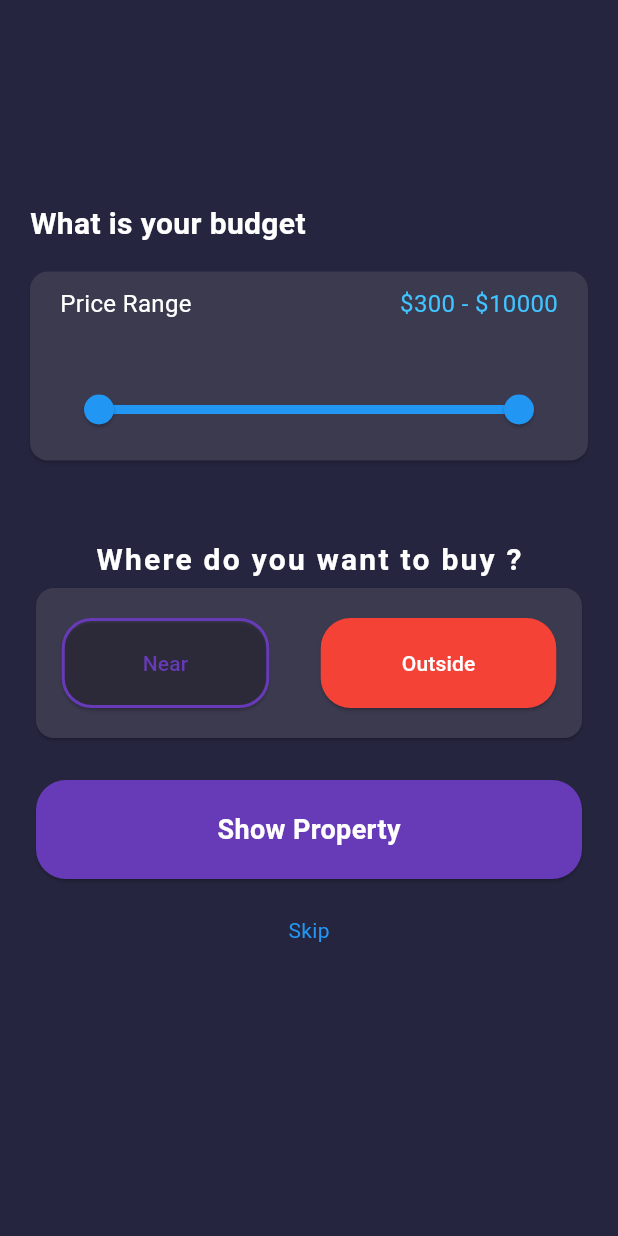
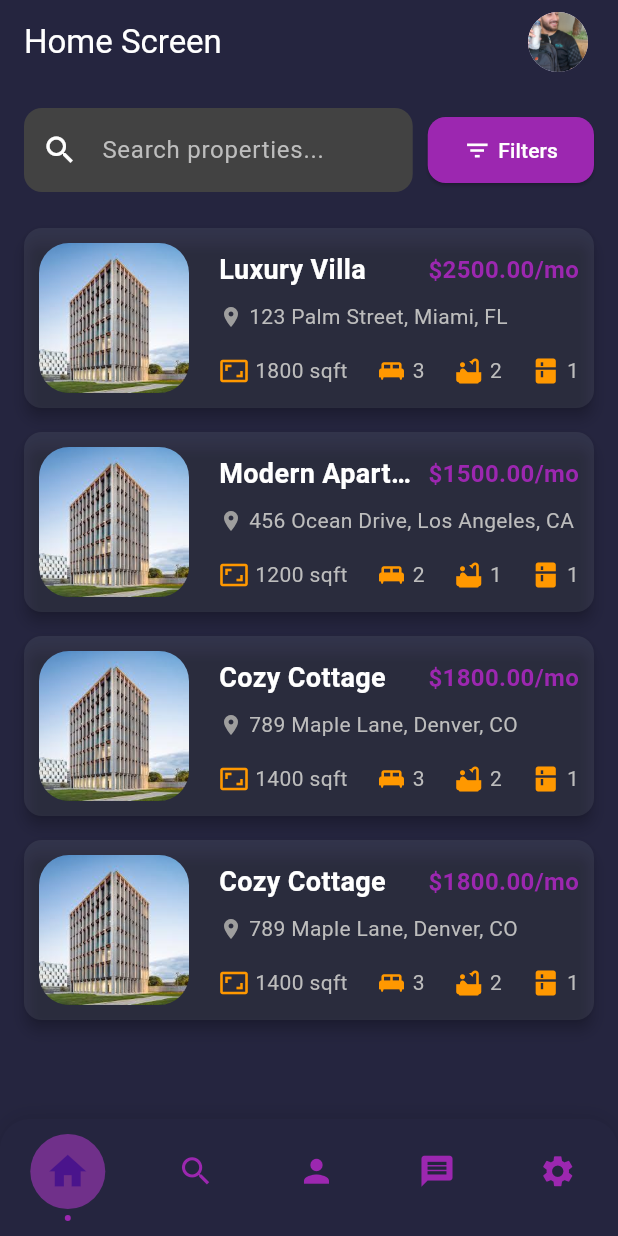
Before and after one commit to Ali-Hadi-Ismail/darlink, a Flutter app: the screen it shows after launch, on a phone screen of 412 x 824 dp. Run offline on Flutter 3.47's test engine with Material 3 defaults, Android fonts, the phone set to English and light mode, and no system bars; our stand-ins replace font_awesome_flutter.

Commit message:
home laylout and screen

```diff
--- /dev/null
+++ b/lib/layout/home_layout.dart
@@ -0,0 +1,121 @@
+import 'package:darlink/constants/colors/app_color.dart';
+import 'package:darlink/modules/home_screen.dart';
+import 'package:darlink/modules/profile_screen.dart';
+import 'package:darlink/modules/setting_screen.dart';
+import 'package:flutter/material.dart';
+
+class HomeLayout extends StatefulWidget {
+  @override
+  _HomeLayoutState createState() => _HomeLayoutState();
+}
+
+class _HomeLayoutState extends State<HomeLayout>
+    with SingleTickerProviderStateMixin {
+  int _selectedIndex = 0;
+
+  final List<Widget> _pages = [
+    const HomeScreen(),
+    Center(
+        child: Text(
+      'Search Page',
+      style: TextStyle(color: Colors.white),
+    )),
+    const ProfileScreen(),
+    Center(
+        child: Text(
+      'Messages Page',
+      style: TextStyle(color: Colors.white),
+    )),
+    const SettingScreen(),
+  ];
+
+  void _onItemTapped(int index) {
+    setState(() {
+      _selectedIndex = index;
+    });
+  }
+
+  Widget _buildBottomNavigationBarItem({
+    required IconData icon,
+    required int index,
+  }) {
+    final bool isSelected = _selectedIndex == index;
+
+    return GestureDetector(
+      onTap: () => _onItemTapped(index),
+      child: Column(
+        mainAxisSize: MainAxisSize.min,
+        children: [
+          AnimatedContainer(
+            duration: const Duration(milliseconds: 300),
+            curve: Curves.easeInOut,
+            height: isSelected ? 50 : 40, // Bubble effect
+            width: isSelected ? 50 : 40,
+            decoration: BoxDecoration(
+              color: isSelected
+                  ? Colors.purpleAccent.withOpacity(0.4)
+                  : Colors.transparent,
+              shape: BoxShape.circle,
+            ),
+            child: Icon(icon,
+                color: (isSelected) ? Colors.purple.shade900 : Colors.purple,
+                size: isSelected ? 30 : 25),
+          ),
+          const SizedBox(height: 4),
+          AnimatedOpacity(
+            duration: const Duration(milliseconds: 300),
+            opacity: isSelected ? 1.0 : 0.0,
+            child: Container(
+              height: 4,
+              width: 4,
+              decoration: const BoxDecoration(
+                color: Colors.purple,
+                shape: BoxShape.circle,
+              ),
+            ),
+          ),
+        ],
+      ),
+    );
+  }
+
+  @override
+  Widget build(BuildContext context) {
+    return Scaffold(
+      backgroundColor: backGroundColor,
+      body: AnimatedSwitcher(
+        duration: const Duration(milliseconds: 500), // Smooth page transition
+        switchInCurve: Curves.easeInOut,
+        switchOutCurve: Curves.easeInOut,
+        child: _pages[_selectedIndex],
+      ),
+      bottomNavigationBar: Container(
+        padding: const EdgeInsets.symmetric(vertical: 10),
+        decoration: BoxDecoration(
+          color: backGroundColor,
+          borderRadius: const BorderRadius.only(
+            topLeft: Radius.circular(20), // Rounded top corners
+            topRight: Radius.circular(20),
+          ),
+          boxShadow: [
+            BoxShadow(
+              color: Colors.black.withOpacity(0.1),
+              blurRadius: 10,
+              offset: const Offset(0, -2),
+            ),
+          ],
+        ),
+        child: Row(
+          mainAxisAlignment: MainAxisAlignment.spaceAround,
+          children: [
+            _buildBottomNavigationBarItem(icon: Icons.home, index: 0),
+            _buildBottomNavigationBarItem(icon: Icons.search, index: 1),
+            _buildBottomNavigationBarItem(icon: Icons.person, index: 2),
+            _buildBottomNavigationBarItem(icon: Icons.message, index: 3),
+            _buildBottomNavigationBarItem(icon: Icons.settings, index: 4),
+          ],
+        ),
+      ),
+    );
+  }
+}
--- a/lib/main.dart
+++ b/lib/main.dart
@@ -1,3 +1,4 @@
+import 'package:darlink/layout/home_layout.dart';
 import 'package:darlink/modules/intro_screens/budget_screen.dart';
 import 'package:darlink/modules/profile_screen.dart';
 import 'package:flutter/material.dart';
@@ -18,7 +19,7 @@ class MyApp extends StatelessWidget {
       theme: ThemeData(
         useMaterial3: true,
       ),
-      home: BudgetScreen(),
+      home: HomeLayout(),
     );
   }
 }
--- /dev/null
+++ b/lib/modules/home_screen.dart
@@ -0,0 +1,143 @@
+import 'package:darlink/constants/colors/app_color.dart';
+import 'package:darlink/modules/profile_screen.dart';
+import 'package:darlink/shared/widgets/propertyCard.dart';
+import 'package:flutter/material.dart';
+
+class HomeScreen extends StatefulWidget {
+  const HomeScreen({super.key});
+
+  @override
+  State<HomeScreen> createState() => _HomeScreenState();
+}
+
+class _HomeScreenState extends State<HomeScreen> {
+  @override
+  Widget build(BuildContext context) {
+    return Scaffold(
+      backgroundColor: backGroundColor,
+      appBar: AppBar(
+        backgroundColor: backGroundColor,
+        title: const Text(
+          "Home Screen",
+          style: TextStyle(color: Colors.white),
+        ),
+        actions: [
+          Container(
+            margin: EdgeInsets.only(right: 20),
+            child: CircleAvatar(
+              backgroundImage: AssetImage(
+                "assets/images/mounir.jpg",
+              ),
+            ),
+          )
+        ],
+      ),
+      body: Column(
+        crossAxisAlignment: CrossAxisAlignment.start,
+        children: [
+          // Search Bar and Filter Button
+          Padding(
+            padding: const EdgeInsets.all(16.0),
+            child: Row(
+              children: [
+                // Search Field
+                Expanded(
+                  child: TextFormField(
+                    decoration: InputDecoration(
+                      hintText: "Search properties...",
+                      hintStyle: TextStyle(color: Colors.grey[400]),
+                      filled: true,
+                      fillColor: Colors.grey[800],
+                      border: OutlineInputBorder(
+                        borderRadius: BorderRadius.circular(12),
+                        borderSide: BorderSide.none,
+                      ),
+                      prefixIcon: const Icon(Icons.search, color: Colors.white),
+                    ),
+                    style: const TextStyle(color: Colors.white),
+                  ),
+                ),
+                const SizedBox(width: 10),
+                // Filter Button
+                ElevatedButton(
+                  onPressed: () {
+                    // Add filter functionality here
+                  },
+                  style: ElevatedButton.styleFrom(
+                    backgroundColor: Colors.purple, // Purple background
+                    shape: RoundedRectangleBorder(
+                      borderRadius: BorderRadius.circular(12),
+                    ),
+                  ),
+                  child: Container(
+                    padding: const EdgeInsets.symmetric(vertical: 12),
+                    child: Row(
+                      children: [
+                        const Icon(Icons.filter_list, color: Colors.white),
+                        SizedBox(width: 5),
+                        Text(
+                          "Filters",
+                          style: TextStyle(color: Colors.white),
+                        )
+                      ],
+                    ),
+                  ),
+                ),
+              ],
+            ),
+          ),
+
+          // Property List
+          Expanded(
+            child: SingleChildScrollView(
+              child: Column(
+                children: [
+                  PropertyCard(
+                    imageUrl: 'assets/images/building.jpg',
+                    name: 'Luxury Villa',
+                    price: 2500.00,
+                    address: '123 Palm Street, Miami, FL',
+                    size: 1800,
+                    bedrooms: 3,
+                    bathrooms: 2,
+                    kitchens: 1,
+                  ),
+                  PropertyCard(
+                    imageUrl: 'assets/images/building.jpg',
+                    name: 'Modern Apartment',
+                    price: 1500.00,
+                    address: '456 Ocean Drive, Los Angeles, CA',
+                    size: 1200,
+                    bedrooms: 2,
+                    bathrooms: 1,
+                    kitchens: 1,
+                  ),
+                  PropertyCard(
+                    imageUrl: 'assets/images/building.jpg',
+                    name: 'Cozy Cottage',
+                    price: 1800.00,
+                    address: '789 Maple Lane, Denver, CO',
+                    size: 1400,
+                    bedrooms: 3,
+                    bathrooms: 2,
+                    kitchens: 1,
+                  ),
+                  PropertyCard(
+                    imageUrl: 'assets/images/building.jpg',
+                    name: 'Cozy Cottage',
+                    price: 1800.00,
+                    address: '789 Maple Lane, Denver, CO',
+                    size: 1400,
+                    bedrooms: 3,
+                    bathrooms: 2,
+                    kitchens: 1,
+                  ),
+                ],
+              ),
+            ),
+          ),
+        ],
+      ),
+    );
+  }
+}
--- a/lib/modules/profile_screen.dart
+++ b/lib/modules/profile_screen.dart
@@ -1,3 +1,4 @@
+import 'package:darlink/shared/widgets/propertyCard.dart';
 import 'package:flutter/material.dart';
 import 'package:darlink/constants/colors/app_color.dart';
 import 'package:font_awesome_flutter/font_awesome_flutter.dart';
@@ -101,7 +102,7 @@ class ProfileScreen extends StatelessWidget {
             // Property List
             // In your ListView.builder or anywhere else:
             PropertyCard(
-              imageUrl: 'https://example.com/property1.jpg',
+              imageUrl: 'assets/images/building.jpg',
               name: 'Luxury Villa',
               price: 2500.00,
               address: '123 Palm Street, Miami, FL',
@@ -111,7 +112,7 @@ class ProfileScreen extends StatelessWidget {
               kitchens: 1,
             ),
             PropertyCard(
-              imageUrl: 'https://example.com/property1.jpg',
+              imageUrl: 'assets/images/building.jpg',
               name: 'Luxury Villa',
               price: 2500.00,
               address: '123 Palm Street, Miami, FL',
@@ -121,7 +122,7 @@ class ProfileScreen extends StatelessWidget {
               kitchens: 1,
             ),
             PropertyCard(
-              imageUrl: 'https://example.com/property1.jpg',
+              imageUrl: 'assets/images/building.jpg',
               name: 'Luxury Villa',
               price: 2500.00,
               address: '123 Palm Street, Miami, FL',
@@ -131,7 +132,7 @@ class ProfileScreen extends StatelessWidget {
               kitchens: 1,
             ),
             PropertyCard(
-              imageUrl: 'https://example.com/property1.jpg',
+              imageUrl: 'assets/images/building.jpg',
               name: 'Luxury Villa',
               price: 2500.00,
               address: '123 Palm Street, Miami, FL',
@@ -179,136 +180,3 @@ class ProfileScreen extends StatelessWidget {
     );
   }
 }
-
-class PropertyCard extends StatelessWidget {
-  final String imageUrl;
-  final String name;
-  final double price;
-  final String address;
-  final double size;
-  final int bedrooms;
-  final int bathrooms;
-  final int kitchens;
-
-  const PropertyCard({
-    super.key,
-    required this.imageUrl,
-    required this.name,
-    required this.price,
-    required this.address,
-    required this.size,
-    required this.bedrooms,
-    required this.bathrooms,
-    required this.kitchens,
-  });
-
-  @override
-  Widget build(BuildContext context) {
-    return Card(
-      color: Colors.blueGrey.shade200.withOpacity(0.1),
-      margin: const EdgeInsets.symmetric(horizontal: 16, vertical: 8),
-      shape: RoundedRectangleBorder(
-        borderRadius: BorderRadius.circular(12),
-      ),
-      elevation: 4,
-      child: Row(
-        children: [
-          // Property Image
-          Container(
-            padding: const EdgeInsets.all(10),
-            child: ClipRRect(
-              borderRadius: const BorderRadius.all(Radius.circular(20)),
-              child: Image.asset(
-                'assets/images/building.jpg',
-                fit: BoxFit.cover,
-                width: 100,
-              ),
-            ),
-          ),
-
-          Expanded(
-            child: Padding(
-              padding: const EdgeInsets.symmetric(horizontal: 10, vertical: 8),
-              child: Column(
-                crossAxisAlignment: CrossAxisAlignment.start,
-                children: [
-                  Row(
-                    mainAxisAlignment: MainAxisAlignment
-                        .spaceBetween, // Ensures proper spacing
-                    children: [
-                      Expanded(
-                        child: Text(
-                          name,
-                          style: const TextStyle(
-                            fontSize: 18,
-                            color: Colors.white,
-                            fontWeight: FontWeight.bold,
-                          ),
-                          overflow: TextOverflow.ellipsis, // Prevents overflow
-                        ),
-                      ),
-                      const SizedBox(
-                          width: 8), // Adds space between name and price
-                      Text(
-                        '\$${price.toStringAsFixed(2)}/mo',
-                        style: TextStyle(
-                          fontSize: 16,
-                          fontWeight: FontWeight.bold,
-                          color: Colors.purple,
-                        ),
-                      ),
-                    ],
-                  ),
-
-                  const SizedBox(height: 8),
-
-                  Row(
-                    children: [
-                      Icon(
-                        FontAwesomeIcons.mapMarkerAlt,
-                        size: 16,
-                        color: Colors.grey[500],
-                      ),
-                      const SizedBox(width: 4),
-                      Text(
-                        address,
-                        style: TextStyle(
-                          fontSize: 14,
-                          color: Colors.grey[400],
-                        ),
-                      ),
-                    ],
-                  ),
-
-                  const SizedBox(height: 16),
-
-                  // Property Features
-                  Row(
-                    mainAxisAlignment: MainAxisAlignment.spaceBetween,
-                    children: [
-                      _buildFeatureItem(Icons.aspect_ratio,
-                          '${size.toStringAsFixed(0)} sqft'),
-                      _buildFeatureItem(Icons.king_bed, '$bedrooms'),
-                      _buildFeatureItem(Icons.bathtub, '$bathrooms'),
-                      _buildFeatureItem(Icons.kitchen, '$kitchens'),
-                    ],
-                  ),
-                ],
-              ),
-            ),
-          ),
-        ],
-      ),
-    );
-  }
-
-  Widget _buildFeatureItem(IconData icon, String text) {
-    return Row(
-      children: [
-        Icon(icon, size: 20, color: Colors.orange),
-        const SizedBox(width: 4),
-        Text(text, style: TextStyle(fontSize: 14, color: Colors.grey[400])),
-      ],
-    );
-  }
-}
--- /dev/null
+++ b/lib/shared/widgets/propertyCard.dart
@@ -0,0 +1,123 @@
+import 'package:flutter/material.dart';
+
+class PropertyCard extends StatelessWidget {
+  final String imageUrl;
+  final String name;
+  final double price;
+  final String address;
+  final double size;
+  final int bedrooms;
+  final int bathrooms;
+  final int kitchens;
+
+  const PropertyCard({
+    super.key,
+    required this.imageUrl,
+    required this.name,
+    required this.price,
+    required this.address,
+    required this.size,
+    required this.bedrooms,
+    required this.bathrooms,
+    required this.kitchens,
+  });
+
+  @override
+  Widget build(BuildContext context) {
+    return Card(
+      color: Colors.blueGrey.shade200.withOpacity(0.1),
+      margin: const EdgeInsets.symmetric(horizontal: 16, vertical: 8),
+      shape: RoundedRectangleBorder(
+        borderRadius: BorderRadius.circular(12),
+      ),
+      elevation: 4,
+      child: Row(
+        children: [
+          // Property Image
+          Container(
+            padding: const EdgeInsets.all(10),
+            child: ClipRRect(
+              borderRadius: const BorderRadius.all(Radius.circular(20)),
+              child: Image.asset(
+                imageUrl,
+                fit: BoxFit.cover,
+                width: 100,
+                height: 100,
+              ),
+            ),
+          ),
+
+          // Property Details
+          Expanded(
+            child: Padding(
+              padding: const EdgeInsets.symmetric(horizontal: 10, vertical: 8),
+              child: Column(
+                crossAxisAlignment: CrossAxisAlignment.start,
+                children: [
+                  Row(
+                    mainAxisAlignment: MainAxisAlignment.spaceBetween,
+                    children: [
+                      Expanded(
+                        child: Text(
+                          name,
+                          style: const TextStyle(
+                            fontSize: 18,
+                            color: Colors.white,
+                            fontWeight: FontWeight.bold,
+                          ),
+                          overflow: TextOverflow.ellipsis,
+                        ),
+                      ),
+                      const SizedBox(width: 8),
+                      Text(
+                        '\$${price.toStringAsFixed(2)}/mo',
+                        style: const TextStyle(
+                          fontSize: 16,
+                          fontWeight: FontWeight.bold,
+                          color: Colors.purple,
+                        ),
+                      ),
+                    ],
+                  ),
+                  const SizedBox(height: 8),
+                  Row(
+                    children: [
+                      Icon(Icons.location_on,
+                          size: 16, color: Colors.grey[500]),
+                      const SizedBox(width: 4),
+                      Text(
+                        address,
+                        style: TextStyle(fontSize: 14, color: Colors.grey[400]),
+                      ),
+                    ],
+                  ),
+                  const SizedBox(height: 16),
+                  Row(
+                    mainAxisAlignment: MainAxisAlignment.spaceBetween,
+                    children: [
+                      _buildFeatureItem(Icons.aspect_ratio,
+                          '${size.toStringAsFixed(0)} sqft'),
+                      _buildFeatureItem(Icons.king_bed, '$bedrooms'),
+                      _buildFeatureItem(Icons.bathtub, '$bathrooms'),
+                      _buildFeatureItem(Icons.kitchen, '$kitchens'),
+                    ],
+                  ),
+                ],
+              ),
+            ),
+          ),
+        ],
+      ),
+    );
+  }
+
+  Widget _buildFeatureItem(IconData icon, String text) {
+    return Row(
+      children: [
+        Icon(icon, size: 20, color: Colors.orange),
+        const SizedBox(width: 4),
+        Text(text, style: TextStyle(fontSize: 14, color: Colors.grey[400])),
+      ],
+    );
+  }
+}
```
Also changed, not shown: lib/layout/home_screen.dart (deleted).
